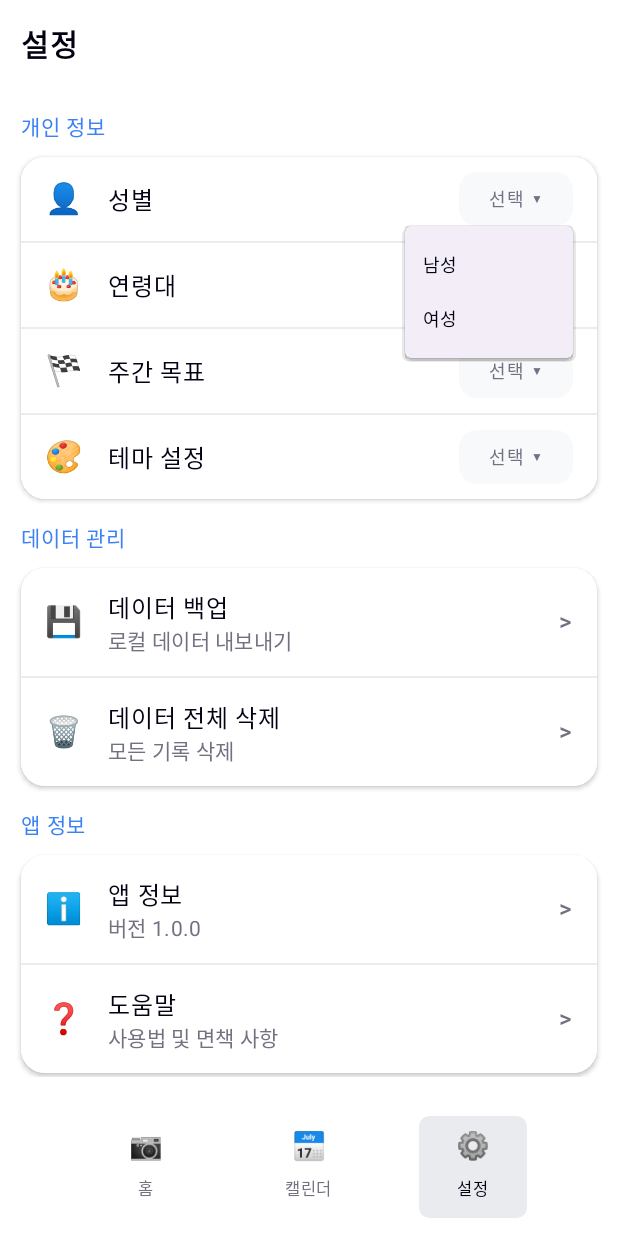
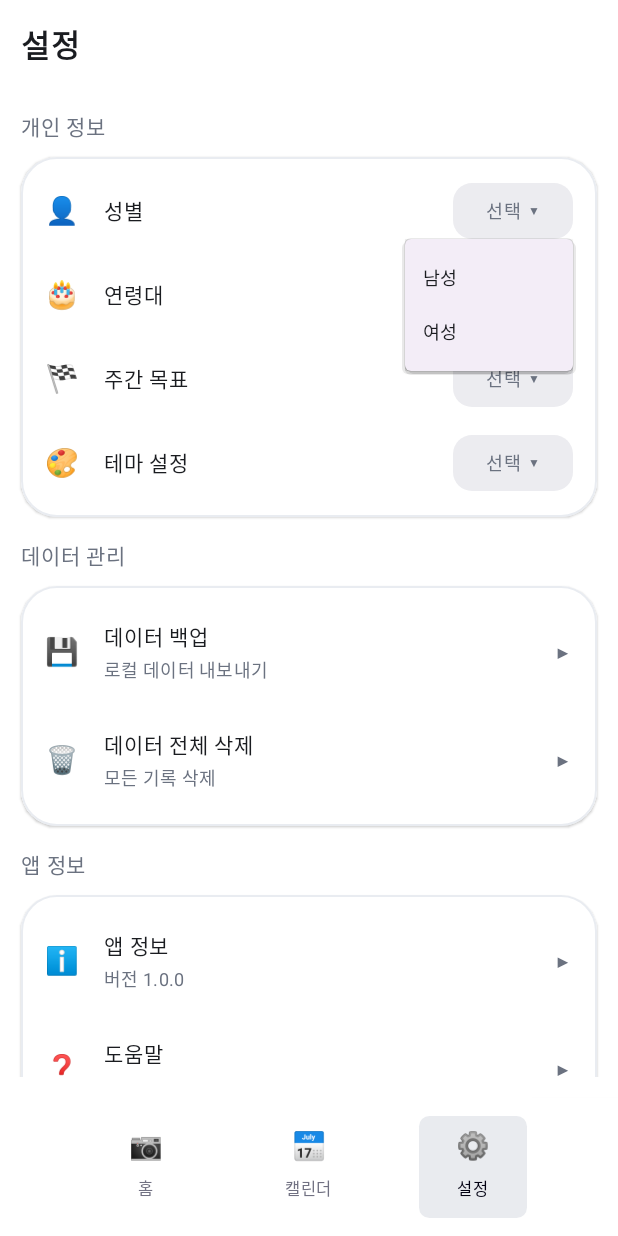
Before and after one commit to namd0ng/AmazonQDev, an Android app built with Jetpack Compose: the SettingsScreen screen opened through its navigation route, after a tap on "선택", on a phone screen of 412 x 824 dp. Run offline under Robolectric (Android 15) with nearby library versions, the phone set to English and light mode, and no system bars.

Commit message:
[UPDATE] 설정탭 UI style 보정(섹션 타이틀 색상 등)

```diff
--- a/app/src/main/java/com/example/amazonqdev/ui/settings/SettingsScreen.kt
+++ b/app/src/main/java/com/example/amazonqdev/ui/settings/SettingsScreen.kt
@@ -3,6 +3,7 @@ package com.example.amazonqdev.ui.settings
 import android.app.Activity
 import androidx.activity.compose.rememberLauncherForActivityResult
 import androidx.activity.result.contract.ActivityResultContracts
+import androidx.compose.foundation.BorderStroke
 import androidx.compose.foundation.background
 import androidx.compose.foundation.clickable
 import androidx.compose.foundation.layout.*
@@ -69,9 +70,9 @@ fun SettingsScreen() {
         item {
             Text(
                 text = "설정",
-                fontSize = 20.sp,
+                fontSize = 20.8.sp,
                 fontWeight = FontWeight.Bold,
-                color = Color(0xFF030213),
+                color = Color(0xFF1A1C20),
                 modifier = Modifier.padding(bottom = 14.dp)
             )
         }
@@ -85,7 +86,6 @@ fun SettingsScreen() {
                     selectedValue = selectedGender,
                     onValueChange = { selectedGender = it }
                 )
-                Divider(color = Color(0xFFE9ECF1))
                 DropdownSettingsItem(
                     icon = "🎂",
                     title = "연령대",
@@ -93,7 +93,6 @@ fun SettingsScreen() {
                     selectedValue = selectedAge,
                     onValueChange = { selectedAge = it }
                 )
-                Divider(color = Color(0xFFE9ECF1))
                 DropdownSettingsItem(
                     icon = "🏁",
                     title = "주간 목표",
@@ -101,7 +100,6 @@ fun SettingsScreen() {
                     selectedValue = selectedGoal,
                     onValueChange = { selectedGoal = it }
                 )
-                Divider(color = Color(0xFFE9ECF1))
                 DropdownSettingsItem(
                     icon = "🎨",
                     title = "테마 설정",
@@ -122,7 +120,6 @@ fun SettingsScreen() {
                         exportLauncher.launch(dataExportManager.createExportIntent())
                     }
                 )
-                Divider(color = Color(0xFFE9ECF1))
                 SettingsItem(
                     icon = "🗑️",
                     title = "데이터 전체 삭제",
@@ -142,7 +139,6 @@ fun SettingsScreen() {
                     subtitle = "버전 1.0.0",
                     onClick = { showAppInfoDialog = true }
                 )
-                Divider(color = Color(0xFFE9ECF1))
                 SettingsItem(
                     icon = "❓",
                     title = "도움말",
@@ -286,12 +282,12 @@ fun SettingsScreen() {
                     )
 
                     val disclaimerText = """
-• 의료기기/진단 도구가 아닙니다
-• 혈중알코올농도 측정기를 대체하지 않습니다
-• 운전 가능 여부 판단에 절대 사용 금지
-• 결과는 환경에 따라 부정확할 수 있습니다
-• 온디바이스 동작, 서버 전송 없음
-• 응급상황 시 즉시 의료기관 이용
+• 이 앱은 의료기기/진단 도구가 아닙니다. 질병의 진단·치료·예방 목적에 사용할 수 없습니다.
+• 결과는 혈중알코올농도(BAC) 측정기를 대체하지 않습니다.
+• 운전 가능 여부 판단에 절대 사용하지 마세요.
+• 결과는 조명·각도·표정 등 환경에 따라 부정확할 수 있습니다. 오판 책임은 사용자에게 있습니다.
+• 이 앱은 온디바이스로 동작하며, 기본적으로 서버 전송을 하지 않습니다. 설정에서 데이터 전체 삭제가 가능합니다.
+• 응급 상황(알코올 중독 의심, 의식 저하 등)에서는 즉시 지역 응급번호로 연락하거나 의료기관을 이용하세요.
 
 데이터 관리: 설정 > 데이터 관리
                     """.trimIndent()
@@ -332,16 +328,19 @@ fun SettingsSection(
             text = title,
             fontSize = 14.sp,
             fontWeight = FontWeight.Medium,
-            color = Color(0xFF3B82F6),
+            color = Color(0xFF6B7280),
             modifier = Modifier.padding(bottom = 8.dp)
         )
         Card(
             modifier = Modifier.fillMaxWidth(),
-            shape = RoundedCornerShape(16.dp),
-            colors = CardDefaults.cardColors(containerColor = Color.White),
-            elevation = CardDefaults.cardElevation(defaultElevation = 2.dp)
+            shape = RoundedCornerShape(24.dp),
+            colors = CardDefaults.cardColors(containerColor = Color(0xFFFFFFFF)),
+            elevation = CardDefaults.cardElevation(defaultElevation = 1.dp),
+            border = androidx.compose.foundation.BorderStroke(1.dp, Color(0xFFE9ECF1))
         ) {
-            Column {
+            Column(
+                modifier = Modifier.padding(vertical = 8.dp)
+            ) {
                 content()
             }
         }
@@ -359,29 +358,29 @@ fun SettingsItem(
         headlineContent = {
             Text(
                 text = title,
-                fontSize = 16.sp,
+                fontSize = 14.sp,
                 fontWeight = FontWeight.Medium,
-                color = Color(0xFF030213)
+                color = Color(0xFF1A1C20)
             )
         },
         supportingContent = {
             Text(
                 text = subtitle,
-                fontSize = 14.sp,
-                color = Color(0xFF717182)
+                fontSize = 12.sp,
+                color = Color(0xFF6B7280)
             )
         },
         leadingContent = {
             Text(
                 text = icon,
-                fontSize = 20.sp
+                fontSize = 18.sp
             )
         },
         trailingContent = {
             Text(
-                text = ">",
-                fontSize = 16.sp,
-                color = Color(0xFF717182)
+                text = "▶",
+                fontSize = 12.sp,
+                color = Color(0xFF6B7280)
             )
         },
         modifier = Modifier
@@ -404,15 +403,15 @@ fun DropdownSettingsItem(
         headlineContent = {
             Text(
                 text = title,
-                fontSize = 16.sp,
+                fontSize = 14.sp,
                 fontWeight = FontWeight.Medium,
-                color = Color(0xFF030213)
+                color = Color(0xFF1A1C20)
             )
         },
         leadingContent = {
             Text(
                 text = icon,
-                fontSize = 20.sp
+                fontSize = 18.sp
             )
         },
         trailingContent = {
@@ -420,12 +419,12 @@ fun DropdownSettingsItem(
                 Box(
                     modifier = Modifier
                         .background(
-                            color = Color(0xFFF8F9FA),
-                            shape = RoundedCornerShape(12.dp)
+                            color = Color(0xFFECECF0),
+                            shape = RoundedCornerShape(12.75.dp)
                         )
                         .clickable { expanded = true }
-                        .padding(horizontal = 8.dp, vertical = 4.dp)
-                        .defaultMinSize(minWidth = 60.dp, minHeight = 28.dp),
+                        .padding(horizontal = 10.dp, vertical = 6.dp)
+                        .defaultMinSize(minWidth = 60.dp, minHeight = 25.5.dp),
                     contentAlignment = Alignment.Center
                 ) {
                     Row(
@@ -434,13 +433,14 @@ fun DropdownSettingsItem(
                     ) {
                         Text(
                             text = selectedValue.ifEmpty { "선택" },
-                            fontSize = 12.sp,
-                            color = if (selectedValue.isEmpty()) Color(0xFF717182) else Color(0xFF030213)
+                            fontSize = 12.3.sp,
+                            fontWeight = FontWeight.Medium,
+                            color = if (selectedValue.isEmpty()) Color(0xFF6B7280) else Color(0xFF1A1C20)
                         )
                         Text(
                             text = "▼",
                             fontSize = 8.sp,
-                            color = Color(0xFF717182)
+                            color = Color(0xFF6B7280)
                         )
                     }
                 }
@@ -454,8 +454,8 @@ fun DropdownSettingsItem(
                             text = {
                                 Text(
                                     text = option,
-                                    fontSize = 12.sp,
-                                    color = Color(0xFF030213)
+                                    fontSize = 12.3.sp,
+                                    color = Color(0xFF1A1C20)
                                 )
                             },
                             onClick = {
```
